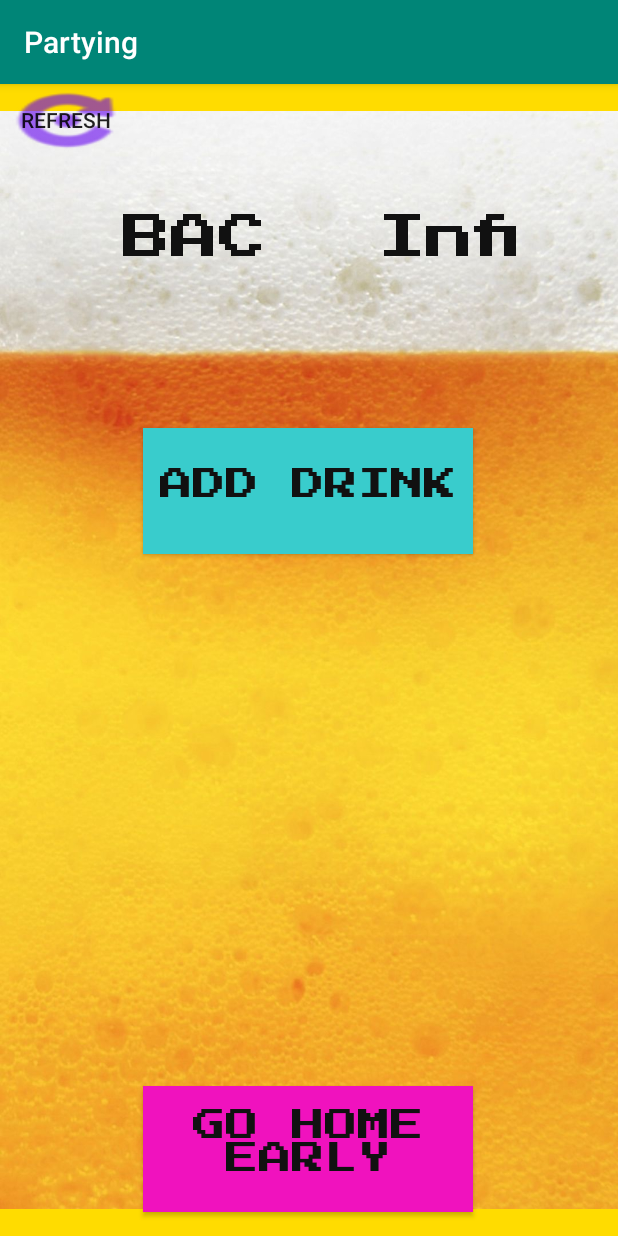
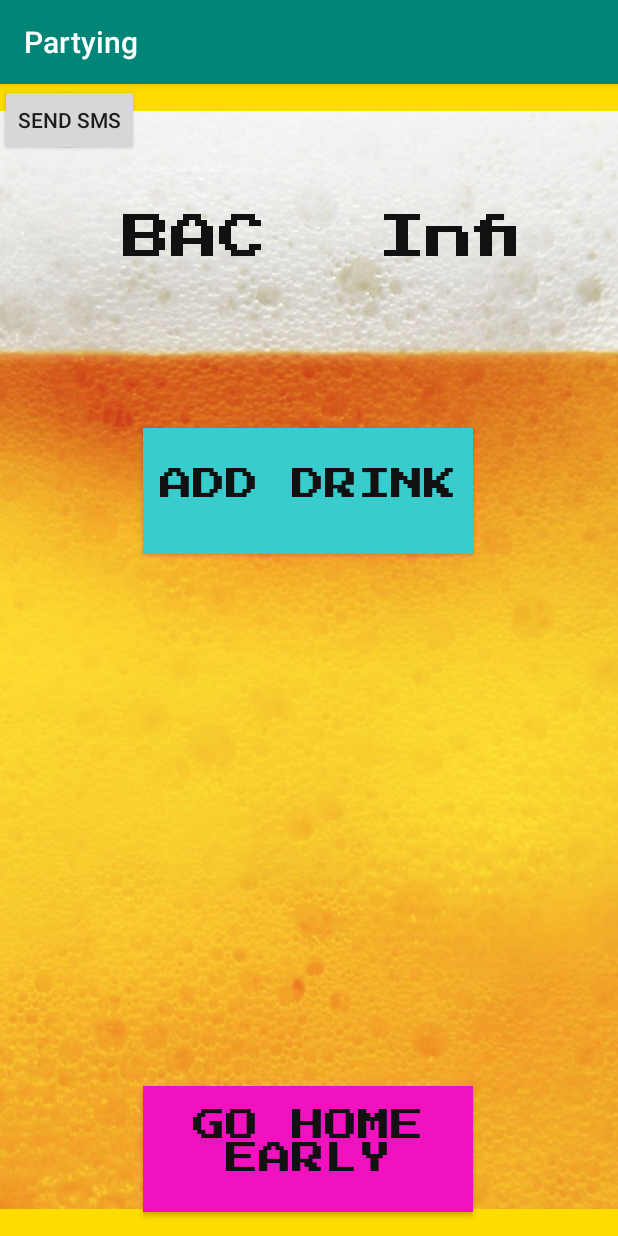
Before and after one commit to bengw99/PartyPal2, an Android app: the Partying screen opened directly, with no data from a screen before it, after a tap on "REFRESH", on a phone screen of 412 x 824 dp. Run offline under Robolectric (Android 15) with nearby library versions, the phone set to English and light mode, and no system bars; Roboto replaces fonts that are not available here; 1 other tap on this screen came first.

Commit message:
Sends automatic sms and can allow multiple permissions. BIG PATCH!

```diff
--- a/app/src/main/AndroidManifest.xml
+++ b/app/src/main/AndroidManifest.xml
@@ -3,6 +3,7 @@
     package="partypal.partypal2">
 
     <uses-permission android:name="android.permission.READ_CONTACTS"/>
+    <uses-permission android:name="android.permission.SEND_SMS" />
 
     <application
         android:allowBackup="true"
--- a/app/src/main/java/partypal/partypal2/MainActivity.java
+++ b/app/src/main/java/partypal/partypal2/MainActivity.java
@@ -12,11 +12,18 @@
 
 public class MainActivity extends AppCompatActivity {
 
+    String [] PERMISSIONS = {
+            Manifest.permission.READ_CONTACTS,
+            Manifest.permission.SEND_SMS
+    };
 
     @Override
     protected void onCreate(Bundle savedInstanceState) {
         super.onCreate(savedInstanceState);
-        ActivityCompat.requestPermissions(this,new String[]{Manifest.permission.READ_CONTACTS},1);
+
+        ActivityCompat.requestPermissions(this, PERMISSIONS, 1);
+
+
         setContentView(R.layout.activity_main);
         ImageView mainimg = (ImageView) findViewById(R.id.shotImage);  //HI TROY
         int imageResource = getResources().getIdentifier("@drawable/shot", null, this.getPackageName());  //THIS TOO
--- a/app/src/main/java/partypal/partypal2/Partying.java
+++ b/app/src/main/java/partypal/partypal2/Partying.java
@@ -1,14 +1,18 @@
 package partypal.partypal2;
 
+import android.content.Intent;
 import android.content.SharedPreferences;
 import android.os.Bundle;
+import android.provider.Telephony;
 import android.support.design.widget.FloatingActionButton;
 import android.support.design.widget.Snackbar;
 import android.support.v7.app.AppCompatActivity;
 import android.support.v7.widget.Toolbar;
+import android.telephony.SmsManager;
 import android.view.View;
 import android.widget.Button;
 import android.widget.TextView;
+import java.lang.Object;
 
 import org.w3c.dom.Text;
 
@@ -20,6 +24,7 @@
     Button refreshbutton;
     Button adddrinkbutton;
     Button gohomebutton;
+    Button sendsmsbutton;
 
     @Override
     protected void onCreate(Bundle savedInstanceState) {
@@ -35,6 +40,7 @@
         refreshbutton = (Button) findViewById(R.id.refreshButton);
         adddrinkbutton = (Button) findViewById(R.id.addDrinkButton);
         gohomebutton = (Button) findViewById(R.id.goHomeEarlyButton);
+        sendsmsbutton = (Button) findViewById(R.id.sendsmsbutton);
 
         refreshbutton.setOnClickListener(new View.OnClickListener() {
             @Override
@@ -48,6 +54,13 @@
             public void onClick(View v) {
                 adddrink();
                 postBAC(calculateBAC());
+            }
+        });
+
+        sendsmsbutton.setOnClickListener(new View.OnClickListener() {
+            @Override
+            public void onClick(View v) {
+                sendsms();
             }
         });
 
@@ -96,4 +109,16 @@
         editor.apply();
     }
 
+    private void sendsms(){
+        SharedPreferences sharedPreferences = getSharedPreferences(Setup.SHARED_PREFS, MODE_PRIVATE);
+        String address = sharedPreferences.getString(Setup.CONTACT_NUMBER, "0");
+        String message = "This is my test text";
+        SmsManager smsManager = SmsManager.getDefault();
+        smsManager.getDefault().sendTextMessage(address, null, message, null,null);
+        //Intent i = new Intent(Intent.ACTION_VIEW);
+        //i.putExtra("address", sharedPreferences.getString(Setup.CONTACT_NUMBER, "0"));
+        //i.putExtra("sms_body", "This is my test text");
+        //i.setType("vnd.android-dir/mms-sms");
+        //startActivity(i);
+    }
 }
--- a/app/src/main/res/layout/content_partying.xml
+++ b/app/src/main/res/layout/content_partying.xml
@@ -104,4 +104,10 @@
         app:layout_constraintTop_toTopOf="parent"
         app:layout_constraintVertical_bias="0.0" />
 
+    <Button
+        android:id="@+id/sendsmsbutton"
+        android:layout_width="wrap_content"
+        android:layout_height="wrap_content"
+        android:text="Send SMS" />
+
 </android.support.constraint.ConstraintLayout>
```
